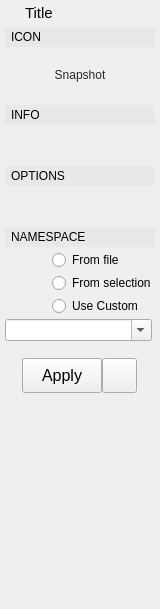
Qt form src/studiolibrarymaya/resource/ui/BaseLoadWidget.ui (krathjen/studiolibrary) before a commit.
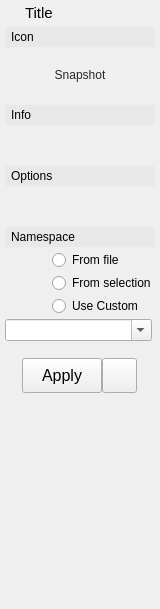
The same form after that commit. Icons and pictures are not drawn.

Commit message: Change preview widget collapse groups from UPPERCASE to Title

```diff
--- a/src/studiolibrarymaya/resource/ui/BaseLoadWidget.ui
+++ b/src/studiolibrarymaya/resource/ui/BaseLoadWidget.ui
@@ -166,7 +166,7 @@
 }</string>
            </property>
            <property name="text">
-            <string>ICON</string>
+            <string>Icon</string>
            </property>
            <property name="checkable">
             <bool>true</bool>
@@ -394,7 +394,7 @@
 }</string>
            </property>
            <property name="text">
-            <string>INFO</string>
+            <string>Info</string>
            </property>
            <property name="checkable">
             <bool>true</bool>
@@ -542,7 +542,7 @@
 }</string>
            </property>
            <property name="text">
-            <string>OPTIONS</string>
+            <string>Options</string>
            </property>
            <property name="checkable">
             <bool>true</bool>
@@ -690,7 +690,7 @@
 }</string>
            </property>
            <property name="text">
-            <string>NAMESPACE</string>
+            <string>Namespace</string>
            </property>
            <property name="checkable">
             <bool>true</bool>
```
The commit also changes 2 other files.
